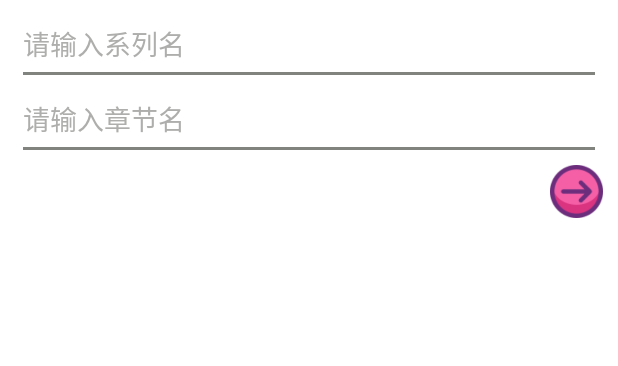
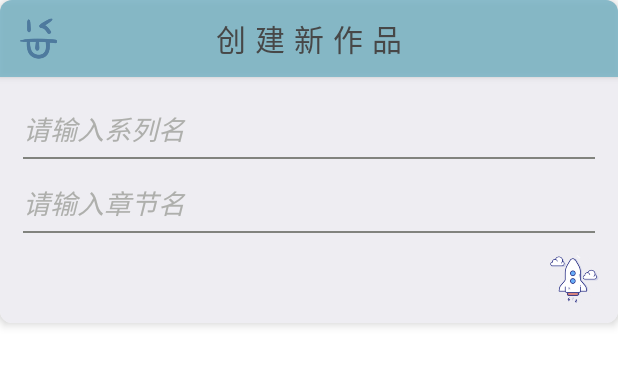
Before and after one commit to KilluaYZ/Readio-App, an Android app: the layout activity_new_works.xml on its own in the app's theme, with its tools: preview values and no code run, on a phone screen of 412 x 824 dp. Shown: the top 366 px of the screen. Run offline under Robolectric (Android 15) with nearby library versions, the light colour scheme and no system bars.

Commit message:
新建作品ui完成

```diff
--- a/app/src/main/AndroidManifest.xml
+++ b/app/src/main/AndroidManifest.xml
@@ -26,7 +26,7 @@
         <activity
             android:name=".userPageActivity.newWorksActivity"
             android:exported="false"
-            android:theme="@style/Theme.AppCompat.Dialog" />
+            android:theme="@style/myDialog" />
         <activity
             android:name=".userPageActivity.mySettingsActivity"
             android:exported="false" />
--- a/app/src/main/java/cn/ruc/readio/userPageActivity/newWorksActivity.java
+++ b/app/src/main/java/cn/ruc/readio/userPageActivity/newWorksActivity.java
@@ -1,8 +1,11 @@
 package cn.ruc.readio.userPageActivity;
 
+import androidx.appcompat.app.ActionBar;
 import androidx.appcompat.app.AppCompatActivity;
 import androidx.fragment.app.FragmentActivity;
 
+import android.annotation.SuppressLint;
+import android.app.Activity;
 import android.app.Dialog;
 import android.content.Context;
 import android.os.Bundle;
@@ -16,6 +19,7 @@ import android.view.Window;
 import android.view.WindowManager;
 import android.widget.EditText;
 import android.widget.ListView;
+import android.widget.Toolbar;
 
 import java.util.ArrayList;
 import java.util.List;
@@ -23,14 +27,13 @@ import java.util.List;
 import cn.ruc.readio.R;
 import cn.ruc.readio.ui.userpage.serialNameAdapter;
 
-public class newWorksActivity extends AppCompatActivity {
+public class newWorksActivity extends Activity {
     private int touch_num = 0;
+    @SuppressLint("MissingInflatedId")
     @Override
     protected void onCreate(Bundle savedInstanceState) {
         super.onCreate(savedInstanceState);
         setContentView(R.layout.activity_new_works);
-
-
 
         final List<String> list = new ArrayList<>();
         list.add("恶煞");
--- a/app/src/main/res/layout/activity_new_works.xml
+++ b/app/src/main/res/layout/activity_new_works.xml
@@ -1,23 +1,59 @@
 <?xml version="1.0" encoding="utf-8"?>
-<LinearLayout xmlns:android="http://schemas.android.com/apk/res/android"
+
+<androidx.cardview.widget.CardView
+    xmlns:android="http://schemas.android.com/apk/res/android"
     xmlns:app="http://schemas.android.com/apk/res-auto"
     xmlns:tools="http://schemas.android.com/tools"
+    android:layout_width="match_parent"
+    android:layout_height="wrap_content"
+    app:cardCornerRadius="8dp"
+    app:cardElevation="4dp"
+    android:background="@color/another_white">
+
+<LinearLayout
     android:layout_width="match_parent"
     android:layout_height="match_parent"
     android:orientation="vertical"
     tools:context=".userPageActivity.newWorksActivity"
-    android:background="@color/white">
+    android:background="@color/another_white">
+    <LinearLayout
+        android:layout_width="match_parent"
+        android:layout_height="wrap_content"
+        android:background="@color/blue"
+        android:padding="8dp"
+        android:elevation="3dp"
+        android:orientation="horizontal"
+        android:layout_marginBottom="5dp">
+        <ImageView
+            android:layout_width="35dp"
+            android:layout_height="35dp"
+            android:src="@drawable/happy_smile_tongue_icon"
+            android:scaleType="fitEnd"
+            android:background="#0078B5C6"/>
 
+        <TextView
+            android:layout_width="match_parent"
+            android:layout_height="wrap_content"
+            android:text="创建新作品"
+            android:layout_marginLeft="-35dp"
+            android:layout_gravity="center"
+            android:letterSpacing="0.3"
+            android:textSize="20sp"
+            android:gravity="center"
+            android:textColor="@color/title"
+            android:fontFamily="@font/miao"/>
+    </LinearLayout>
     <EditText
         android:id="@+id/serialName"
         android:paddingTop="15dp"
         android:paddingLeft="15dp"
         android:paddingRight="15dp"
         android:paddingBottom="5dp"
-        android:textColor="@color/black"
+        android:textColor="@color/grey"
         android:hint="请输入系列名"
+        android:textStyle="italic"
         android:textColorHint="@color/pale_grey"
-        android:fontFamily="@font/yuanti"
+        android:fontFamily="@font/miao"
         android:layout_width="300dp"
         android:layout_height="wrap_content"
         android:background="@null"/>
@@ -28,7 +64,7 @@
 
    <ImageView
        android:layout_width="match_parent"
-       android:layout_height="2dp"
+       android:layout_height="1dp"
        android:src="#81837E"
        android:layout_marginLeft="15dp"
        android:layout_marginRight="15dp"/>
@@ -39,16 +75,17 @@
         android:paddingLeft="15dp"
         android:paddingRight="15dp"
         android:paddingBottom="5dp"
-        android:textColor="@color/black"
+        android:textColor="@color/grey"
         android:hint="请输入章节名"
+        android:textStyle="italic"
         android:textColorHint="@color/pale_grey"
-        android:fontFamily="@font/yuanti"
+        android:fontFamily="@font/miao"
         android:layout_width="300dp"
         android:layout_height="wrap_content"
         android:background="@null" />
     <ImageView
         android:layout_width="match_parent"
-        android:layout_height="2dp"
+        android:layout_height="1dp"
         android:src="#81837E"
         android:layout_marginLeft="15dp"
         android:layout_marginRight="15dp"/>
@@ -56,11 +93,12 @@
     <ImageButton
         android:id="@+id/confirmNew_button"
         android:layout_margin="10dp"
-        android:layout_width="35dp"
-        android:layout_height="35dp"
+        android:layout_width="40dp"
+        android:layout_height="40dp"
         android:scaleType="fitEnd"
-        android:background="@color/white"
-        android:src="@drawable/pink_right_arrow"
+        android:background="@color/another_white"
+        android:src="@drawable/rocket_startup_icon"
         android:layout_gravity="right"/>
 
 </LinearLayout>
+</androidx.cardview.widget.CardView>
--- a/app/src/main/res/layout/item_serialname.xml
+++ b/app/src/main/res/layout/item_serialname.xml
@@ -8,9 +8,10 @@
         android:id="@+id/item_nameTv"
         android:layout_width="match_parent"
         android:gravity="left"
+        android:fontFamily="@font/miao"
         android:textSize="15sp"
-        android:padding="10dp"
-        android:textColor="@color/black"
+        android:padding="15dp"
+        android:textColor="@color/title"
         android:layout_height="wrap_content"
         />
 </LinearLayout>
--- a/app/src/main/res/values/colors.xml
+++ b/app/src/main/res/values/colors.xml
@@ -19,10 +19,12 @@
     <color name="selected_2_dark">#3E4B37</color>
     <color name="pale_green">#E1EFD7</color>
     <color name="title">#474747</color>
-    <color name="grey">#535353</color>
+    <color name="grey">#5F5F5F</color>
     <color name="dark_grey">#1C1C1C</color>
     <color name="brown">#410E0B</color>
     <color name="secondary_container">#D9E7CB</color>
     <color name="pale_grey">#AEAFAC</color>
     <color name="paler_grey">#F6F6F6</color>
+    <color name="another_white">#EEEDF2</color>
+    <color name="blue">#D378B5C6</color>
 </resources>
```
Also changed, not shown: app/src/main/res/drawable/fake_happy_smile_icon.png (added), app/src/main/res/drawable/happy_smile_tongue_icon.png (added), app/src/main/res/drawable/juicy_orange_smile_icon.png (added), app/src/main/res/drawable/rocket_startup_icon.png (added), 3 other files.
